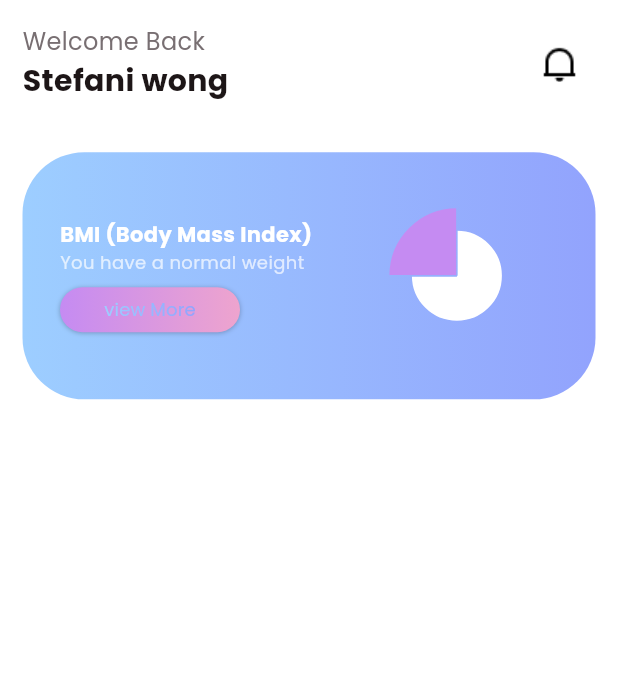
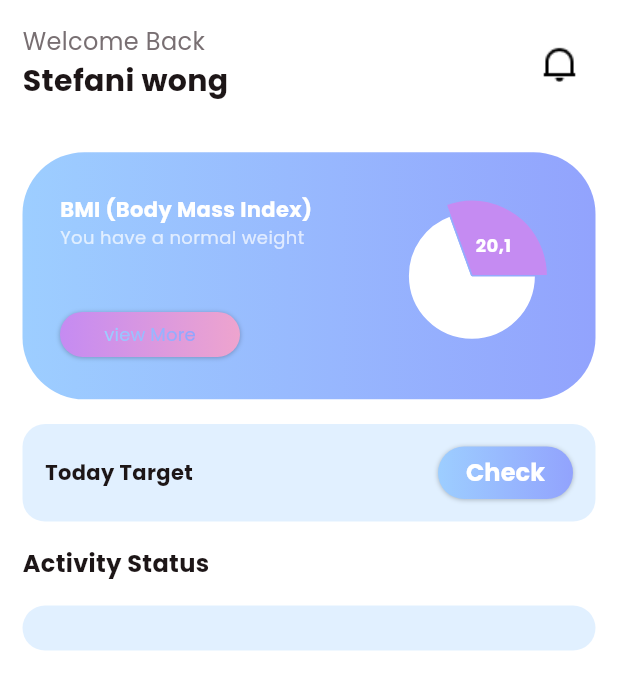
Before and after one commit to sdhaputhanthrie/Fitness-App, a Flutter app: the HomeView screen opened directly, on a phone screen of 412 x 824 dp. Shown: the top 690 px of the screen. Run offline on Flutter 3.47's test engine with Material 3 defaults, Android fonts, the phone set to English and light mode, and no system bars; drawn by our look-alikes of fl_chart; our stand-ins replace carousel_slider.

Commit message:
add check button

```diff
--- a/lib/view/home/home_view.dart
+++ b/lib/view/home/home_view.dart
@@ -21,6 +21,7 @@ class _HomeViewState extends State<HomeView> {
           child: Padding(
             padding: const EdgeInsets.symmetric(horizontal: 15),
             child: Column(
+              crossAxisAlignment: CrossAxisAlignment.start,
               children: [
                 Row(
                   mainAxisAlignment: MainAxisAlignment.spaceBetween,
@@ -62,6 +63,8 @@ class _HomeViewState extends State<HomeView> {
                 SizedBox(height: media.height * 0.02),
 
                 Container(
+
+
                   height: media.height * 0.2,
 
                   decoration: BoxDecoration(
@@ -74,7 +77,7 @@ class _HomeViewState extends State<HomeView> {
                       Padding(
                         padding: EdgeInsets.symmetric(
                           horizontal: 25,
-                          vertical: 15,
+                          vertical: 25,
                         ),
                         child: Row(
                           mainAxisAlignment: MainAxisAlignment.spaceBetween,
@@ -100,7 +103,7 @@ class _HomeViewState extends State<HomeView> {
                                     fontSize: 12,
                                   ),
                                 ),
-                                SizedBox(height: media.height * 0.01),
+                                SizedBox(height: media.height * 0.05),
 
                                 SizedBox(
                                   width: 120,
@@ -127,7 +130,7 @@ class _HomeViewState extends State<HomeView> {
                                           pieTouchResponse,
                                         ) {},
                                   ),
-                                  startDegreeOffset: 180,
+                                  startDegreeOffset: 250,
                                   borderData: FlBorderData(show: false),
                                   sectionsSpace: 1,
                                   centerSpaceRadius: 0,
@@ -141,6 +144,62 @@ class _HomeViewState extends State<HomeView> {
                     ],
                   ),
                 ),
+
+               SizedBox(height: media.height * 0.02),
+               Container(
+                padding: EdgeInsets.symmetric(
+                  horizontal: 15,
+                  vertical: 15,
+                ),
+                decoration: BoxDecoration(color: TColor.primaryColor2.withOpacity(0.3), borderRadius: BorderRadius.circular(15),),
+
+                child: Row(
+                  mainAxisAlignment: MainAxisAlignment.spaceBetween,
+
+                  children: [
+                   Text(
+                          "Today Target" ,
+                          style: TextStyle(
+                            color: TColor.black,
+                            fontSize: 14,
+                            fontWeight: FontWeight.w700,
+                          ),
+                        ),
+
+                         SizedBox(
+                                  width: 90,
+                                  height: 35,
+                                  child: RoundButton(
+                                    title: "Check",
+                                    type: RoundButtonType.bgGradient,
+                                    fontSize: 10,
+                                    fontWeight: FontWeight.w600,
+                                    onPressed: () {},
+                                  ),
+                                ),
+
+                ],),
+               ),
+               SizedBox(height: media.height * 0.02),
+
+                Text(
+                          "Activity Status" ,
+                          style: TextStyle(
+                            color: TColor.black,
+                            fontSize: 16,
+                            fontWeight: FontWeight.w700,
+                          ),
+                        ),
+                        SizedBox(height: media.height * 0.02),
+
+                       Container(
+                padding: EdgeInsets.symmetric(
+                  horizontal: 15,
+                  vertical: 15,
+                ),
+                decoration: BoxDecoration(color: TColor.primaryColor2.withOpacity(0.3), borderRadius: BorderRadius.circular(15),),
+                       )
+
               ],
             ),
           ),
@@ -159,18 +218,18 @@ class _HomeViewState extends State<HomeView> {
         case 0:
           return PieChartSectionData(
             color: color0,
-            value: 25,
+            value: 33,
             title: '',
-            radius: 45,
+            radius: 50,
             titlePositionPercentageOffset: 0.55,
-
+            badgeWidget: Text("20,1",style: TextStyle(color: Colors.white,fontSize: 12, fontWeight: FontWeight.w700),)
           );
         case 1:
           return PieChartSectionData(
             color: Colors.white,
             value: 75,
             title: '',
-            radius: 30,
+            radius: 42,
             titlePositionPercentageOffset: 0.55,
 
           );
--- a/lib/view/login/complete_profile_view.dart
+++ b/lib/view/login/complete_profile_view.dart
@@ -1,6 +1,7 @@
 import 'package:fitness/common/colo_extension.dart' ;
 import 'package:fitness/common_widget/round_button.dart';
 import 'package:fitness/common_widget/round_textfield.dart';
+import 'package:fitness/view/login/welcome_view.dart';
 import 'package:fitness/view/login/what_your_goal_view.dart';
 import 'package:flutter/material.dart';
 
@@ -192,7 +193,7 @@ class _CompleteProfileViewState extends State<CompleteProfileView> {
                     Navigator.push(
                       context,
                       MaterialPageRoute(
-                        builder: (context) => const WhatYourGoalView(),
+                        builder: (context) => const WelcomeView(),
                       ),
                     );
                   },
```
